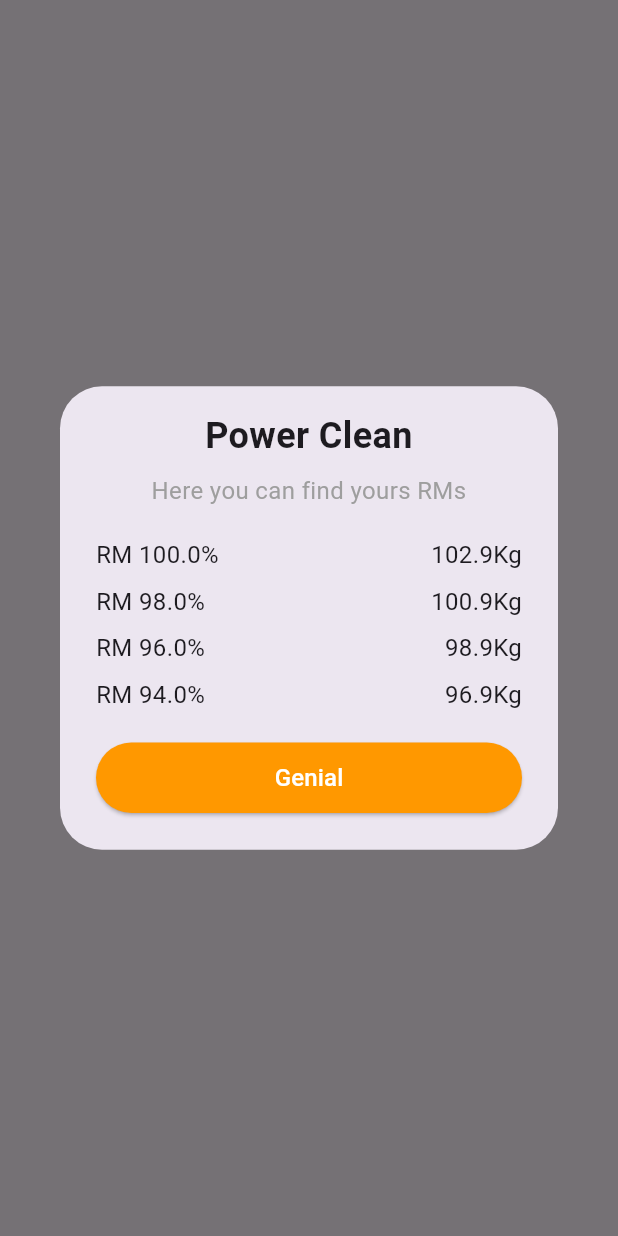
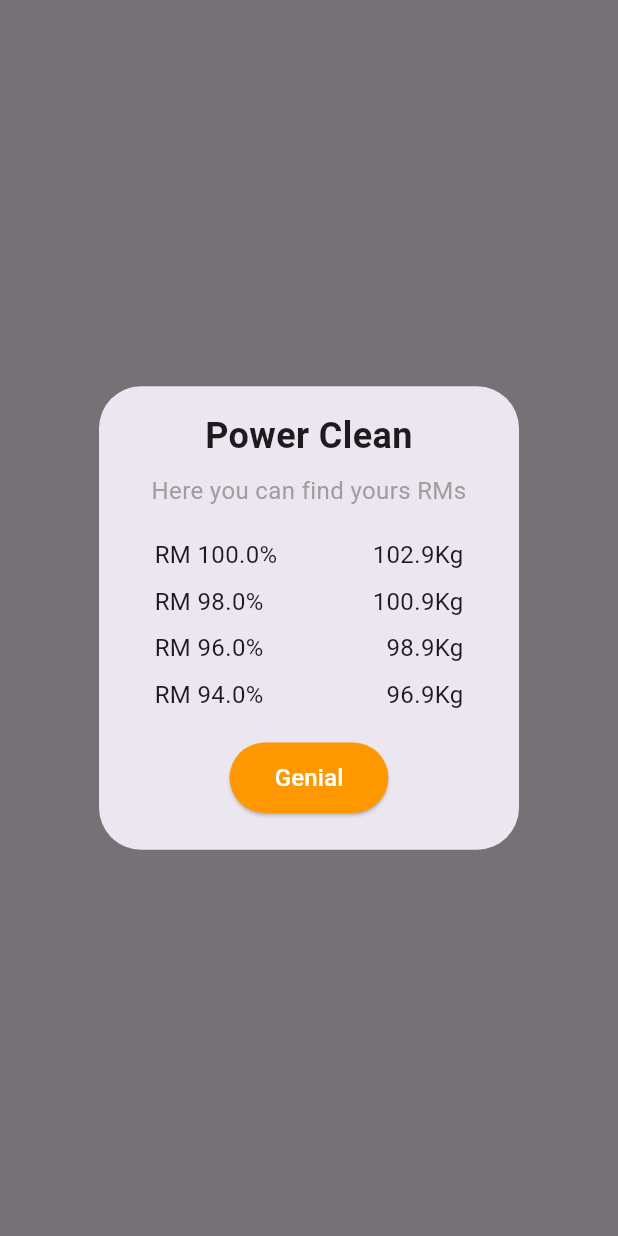
Before and after one commit to gu1llermo/botijo_dialog, a Flutter app: the screen it shows after launch, after a tap on "Click me", on a phone screen of 412 x 824 dp. Run offline on Flutter 3.47's test engine with Material 3 defaults, Android fonts, the phone set to English and light mode, and no system bars.

Commit message:
ajuste del ancho de los items de la lista

```diff
--- a/lib/main.dart
+++ b/lib/main.dart
@@ -62,37 +62,59 @@ class PowerCleanDialog extends StatelessWidget {
     final rmList = _generateRMList();
 
     return AlertDialog(
-      content: ConstrainedBox(
-        constraints: BoxConstraints(
-          maxHeight: MediaQuery.sizeOf(context).height * 0.6,
-        ),
-        child: Column(
+      content: Column(
         mainAxisSize: MainAxisSize.min,
         children: [
-            const Column(
-              children: [
-                Text(
-                  'Power Clean',
-                  style: TextStyle(
-                    fontWeight: FontWeight.bold,
-                    fontSize: 24,
+          _HeaderWidget(),
+          _ElementosWidget(rmList: rmList),
+          const SizedBox(height: 20),
+          _CustomBotton(),
+        ],
       ),
-                  textAlign: TextAlign.center,
+    );
+  }
+}
+
+class _CustomBotton extends StatelessWidget {
+  const _CustomBotton();
+
+  @override
+  Widget build(BuildContext context) {
+    return Center(
+      child: ElevatedButton(
+        style: ElevatedButton.styleFrom(
+          backgroundColor: Colors.orange,
+          foregroundColor: Colors.white,
+          padding: const EdgeInsets.symmetric(vertical: 12, horizontal: 30),
         ),
-                SizedBox(height: 8),
-                Text(
-                  'Here you can find yours RMs',
-                  textAlign: TextAlign.center,
-                  style: TextStyle(
-                    fontSize: 16,
-                    color: Colors.grey,
+        onPressed: () {
+          Navigator.of(context).pop();
+        },
+        child: const Text(
+          'Genial',
+          style: TextStyle(fontSize: 16),
         ),
       ),
-                SizedBox(height: 16),
-              ],
-            ),
-            SizedBox(
+    );
+  }
+}
+
+class _ElementosWidget extends StatelessWidget {
+  const _ElementosWidget({
+    required this.rmList,
+  });
+
+  final List<Map<String, dynamic>> rmList;
+
+  @override
+  Widget build(BuildContext context) {
+    final size = MediaQuery.sizeOf(context);
+
+    final width = size.width * 0.5;
+    return SizedBox(
       height: 120, // altura para los elementos de la lista
+      width: width,
+
       child: ListView.builder(
         shrinkWrap: true,
         itemCount: rmList.length,
@@ -115,30 +137,36 @@ class PowerCleanDialog extends StatelessWidget {
           );
         },
       ),
-            ),
-            const SizedBox(height: 20),
-            Center(
-              child: SizedBox(
-                width: MediaQuery.sizeOf(context).width * 0.8,
-                child: ElevatedButton(
-                  style: ElevatedButton.styleFrom(
-                    backgroundColor: Colors.orange,
-                    foregroundColor: Colors.white,
-                    padding: const EdgeInsets.symmetric(vertical: 12),
-                  ),
-                  onPressed: () {
-                    Navigator.of(context).pop();
-                  },
-                  child: const Text(
-                    'Genial',
-                    style: TextStyle(fontSize: 16),
-                  ),
-                ),
-              ),
-            ),
-          ],
-        ),
-      ),
     );
   }
 }
+
+class _HeaderWidget extends StatelessWidget {
+  const _HeaderWidget();
+
+  @override
+  Widget build(BuildContext context) {
+    return const Column(
+      children: [
+        Text(
+          'Power Clean',
+          style: TextStyle(
+            fontWeight: FontWeight.bold,
+            fontSize: 24,
+          ),
+          textAlign: TextAlign.center,
+        ),
+        SizedBox(height: 8),
+        Text(
+          'Here you can find yours RMs',
+          textAlign: TextAlign.center,
+          style: TextStyle(
+            fontSize: 16,
+            color: Colors.grey,
+          ),
+        ),
+        SizedBox(height: 16),
+      ],
+    );
+  }
+}
```
Lines whose indentation alone changed are shown as unchanged.
